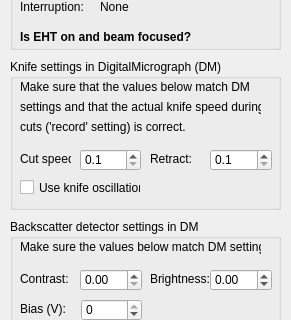
Before: the Qt Designer form gui/pre_stack_dlg.ui in SBEMimage/SBEMimage, drawn with Qt 5; both pictures show x 0 to 291 and y 171 to 491 of the 291 by 607 pixel window.
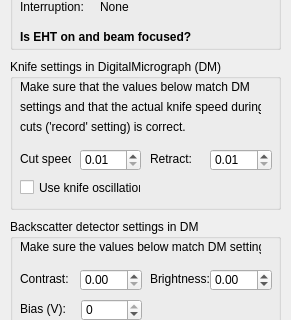
After: the same form once the commit is applied.

```diff
--- a/gui/pre_stack_dlg.ui
+++ b/gui/pre_stack_dlg.ui
@@ -301,10 +301,10 @@
      </rect>
     </property>
     <property name="decimals">
-     <number>1</number>
+     <number>2</number>
     </property>
     <property name="minimum">
-     <double>0.100000000000000</double>
+     <double>0.010000000000000</double>
     </property>
     <property name="maximum">
      <double>2.000000000000000</double>
@@ -320,10 +320,10 @@
      </rect>
     </property>
     <property name="decimals">
-     <number>1</number>
+     <number>2</number>
     </property>
     <property name="minimum">
-     <double>0.100000000000000</double>
+     <double>0.010000000000000</double>
     </property>
     <property name="maximum">
      <double>2.000000000000000</double>
```
Left out of the diff: 10 changed lines with no effect on the pictures.
